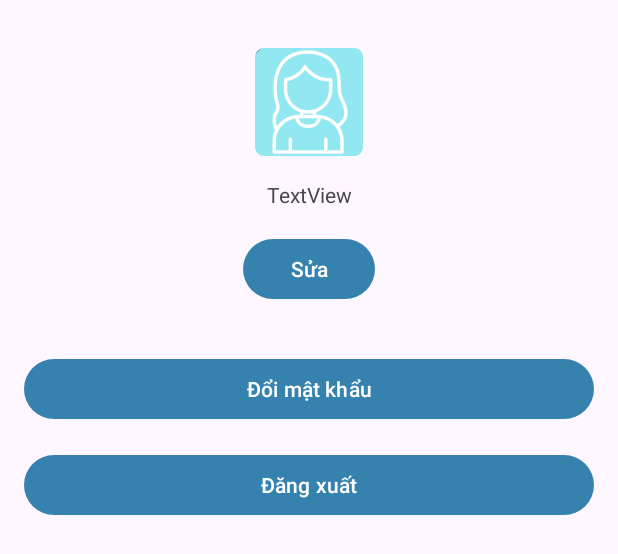
After one commit to TuUyen12/AppQuanLyTaiChinh, an Android app: the layout account_layout.xml on its own in the app's theme, with its tools: preview values and no code run, on a phone screen of 412 x 824 dp. The commit adds this screen. Shown: the top 554 px of the screen. Run offline under Robolectric (Android 15) with nearby library versions, the phone set to English and light mode, and no system bars.

Commit message:
Chỉnh xíu

```diff
--- /dev/null
+++ b/app/src/main/res/layout/account_layout.xml
@@ -0,0 +1,62 @@
+<?xml version="1.0" encoding="utf-8"?>
+<androidx.constraintlayout.widget.ConstraintLayout
+    xmlns:android="http://schemas.android.com/apk/res/android"
+    xmlns:app="http://schemas.android.com/apk/res-auto"
+    xmlns:tools="http://schemas.android.com/tools"
+    android:layout_width="match_parent"
+    android:layout_height="match_parent">
+
+    <TextView
+        android:id="@+id/textView"
+        android:layout_width="wrap_content"
+        android:layout_height="wrap_content"
+        android:text="TextView"
+        app:layout_constraintTop_toBottomOf="@id/imageView2"
+        app:layout_constraintStart_toStartOf="parent"
+        app:layout_constraintEnd_toEndOf="parent"
+        android:layout_marginTop="16dp" />
+
+    <ImageView
+        android:id="@+id/imageView2"
+        android:layout_width="wrap_content"
+        android:layout_height="wrap_content"
+        app:srcCompat="@mipmap/ic_account1"
+        app:layout_constraintTop_toTopOf="parent"
+        app:layout_constraintStart_toStartOf="parent"
+        app:layout_constraintEnd_toEndOf="parent"
+        android:layout_marginTop="32dp" />
+    <Button
+        android:id="@+id/btn_edit"
+        android:layout_width="wrap_content"
+        android:layout_height="wrap_content"
+        android:text="Sửa"
+        app:layout_constraintTop_toBottomOf="@id/textView"
+        app:layout_constraintStart_toStartOf="parent"
+        app:layout_constraintEnd_toEndOf="parent"
+        android:layout_marginTop="16dp" />
+
+    <Button
+        android:id="@+id/button_change_password"
+        android:layout_width="0dp"
+        android:layout_height="wrap_content"
+        android:text="Đổi mật khẩu"
+        app:layout_constraintTop_toBottomOf="@id/btn_edit"
+        app:layout_constraintStart_toStartOf="parent"
+        app:layout_constraintEnd_toEndOf="parent"
+        android:layout_marginTop="32dp"
+        android:layout_marginStart="16dp"
+        android:layout_marginEnd="16dp" />
+
+    <Button
+        android:id="@+id/button_logout"
+        android:layout_width="0dp"
+        android:layout_height="wrap_content"
+        android:text="Đăng xuất"
+        app:layout_constraintTop_toBottomOf="@id/button_change_password"
+        app:layout_constraintStart_toStartOf="parent"
+        app:layout_constraintEnd_toEndOf="parent"
+        android:layout_marginTop="16dp"
+        android:layout_marginStart="16dp"
+        android:layout_marginEnd="16dp" />
+
+</androidx.constraintlayout.widget.ConstraintLayout>
--- a/app/src/main/res/layout/info_account_layout.xml
+++ b/app/src/main/res/layout/info_account_layout.xml
@@ -10,7 +10,7 @@
         android:id="@+id/imageView"
         android:layout_width="wrap_content"
         android:layout_height="wrap_content"
-        app:srcCompat="@mipmap/ic_account"
+        app:srcCompat="@mipmap/ic_account1"
         app:layout_constraintTop_toTopOf="parent"
         app:layout_constraintStart_toStartOf="parent"
         app:layout_constraintEnd_toEndOf="parent"
--- a/app/src/main/res/mipmap-anydpi-v26/ic_account_round.xml
+++ /dev/null
@@ -1,5 +0,0 @@
-<?xml version="1.0" encoding="utf-8"?>
-<adaptive-icon xmlns:android="http://schemas.android.com/apk/res/android">
-    <background android:drawable="@drawable/ic_account_background"/>
-    <foreground android:drawable="@mipmap/ic_account_foreground"/>
-</adaptive-icon>
```
Also changed, not shown: app/src/main/res/layout/general_layout.xml (+16 -13 lines), app/src/main/res/mipmap-hdpi/ic_account_foreground.webp (deleted), app/src/main/res/mipmap-hdpi/ic_account_round.webp (deleted), app/src/main/res/mipmap-mdpi/ic_account_foreground.webp (deleted), app/src/main/res/mipmap-mdpi/ic_account_round.webp (deleted), app/src/main/res/mipmap-xhdpi/ic_account_foreground.webp (deleted), app/src/main/res/mipmap-xhdpi/ic_account_round.webp (deleted), app/src/main/res/mipmap-xxhdpi/ic_account_foreground.webp (deleted), app/src/main/res/mipmap-xxhdpi/ic_account_round.webp (deleted), app/src/main/res/mipmap-xxxhdpi/ic_account_foreground.webp (deleted), app/src/main/res/mipmap-xxxhdpi/ic_account_round.webp (deleted).
